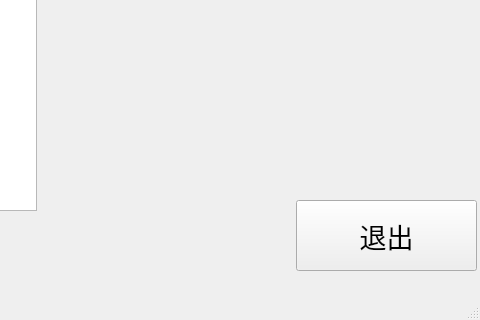
YiHangCalm/WorldSkillsCompetition, file Ltem_Sorting/scancolor.ui: the form before one commit; both pictures show x 544 to 1024 and y 280 to 600 of the 1024 by 600 pixel window.
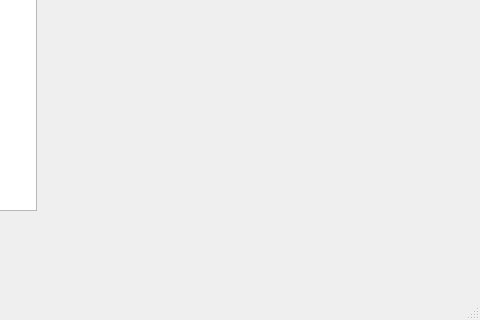
The form after the commit. Icons and pictures are not drawn.

```diff
--- a/Ltem_Sorting/scancolor.ui
+++ b/Ltem_Sorting/scancolor.ui
@@ -13,6 +13,31 @@
   <property name="windowTitle">
    <string>MainWindow</string>
   </property>
+  <property name="styleSheet">
+   <string notr="true">#ScanColor {
+
+    background-image: url(:/new/btn/Rese/backgud.png);
+    background-position: center;
+    background-repeat: no-repeat; 
+  
+}
+
+#centralwidget {
+    background: transparent;
+   border: none;
+        background: transparent;
+        padding: 0;
+       margin: 0; 
+}
+QPushButton#exButton {
+    border-image: url(:/new/btn/Rese/exmode.png);
+    
+     width: 203;  
+    height: 80px; 
+	font-size: 16px;
+	border: none;
+}</string>
+  </property>
   <widget class="QWidget" name="centralwidget">
    <widget class="QTextEdit" name="informationEdit">
     <property name="geometry">
@@ -24,10 +49,10 @@
      </rect>
     </property>
    </widget>
-   <widget class="QPushButton" name="exitBtn">
+   <widget class="QPushButton" name="exButton">
     <property name="geometry">
      <rect>
-      <x>840</x>
+      <x>790</x>
       <y>480</y>
       <width>181</width>
       <height>71</height>
@@ -35,11 +60,11 @@
     </property>
     <property name="font">
      <font>
-      <pointsize>20</pointsize>
+      <pointsize>-1</pointsize>
      </font>
     </property>
     <property name="text">
-     <string>退出</string>
+     <string/>
     </property>
    </widget>
   </widget>
```
